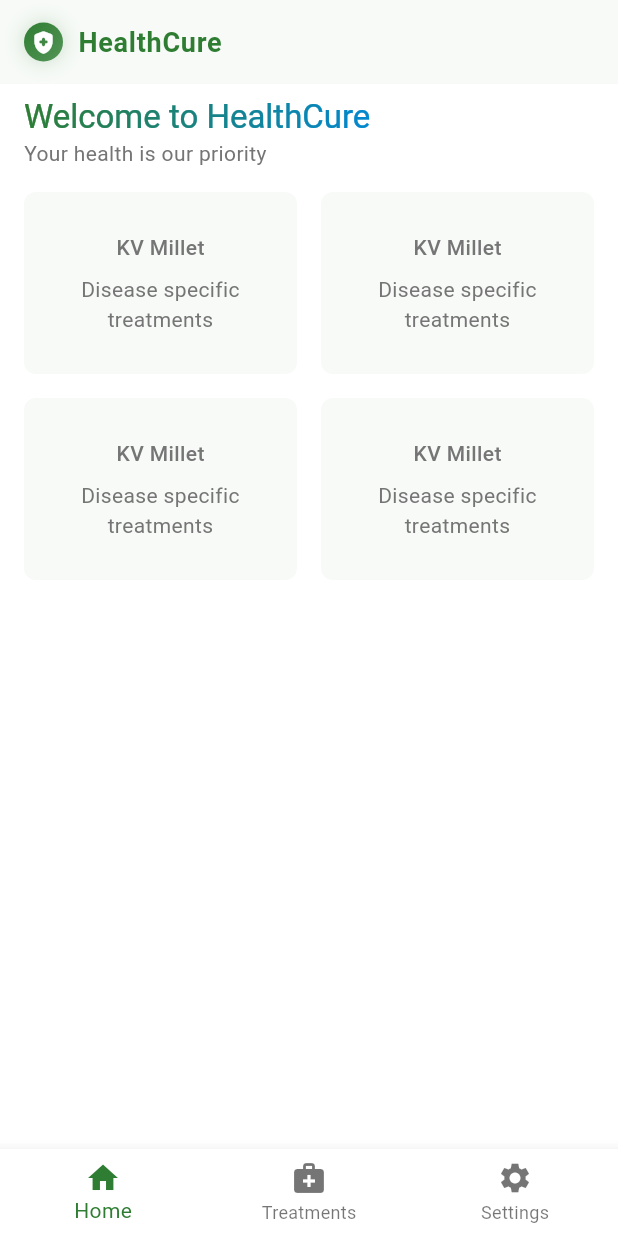
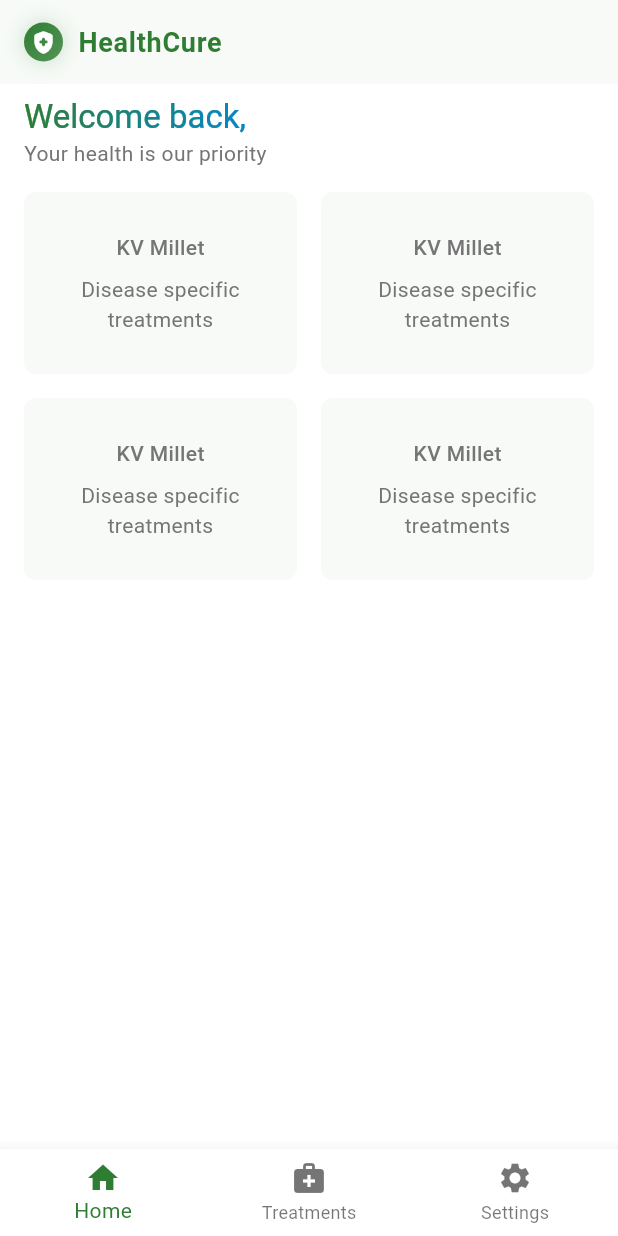
Before and after one commit to NagesoHaile/health_cure, a Flutter app: the HomeScreen screen opened by its route, on a phone screen of 412 x 824 dp. Run offline on Flutter 3.47's test engine with Material 3 defaults, Android fonts, the phone set to English and light mode, and no system bars; our stand-ins replace cloud_firestore, equatable, firebase_auth, firebase_core, flutter_bloc, flutter_spinkit and 9 more; accounts and stored records are empty.

Commit message:
Signout(logout) and greeting user on home page.

```diff
--- a/lib/features/authentication/widgets/sign_in_with_google_button.dart
+++ b/lib/features/authentication/widgets/sign_in_with_google_button.dart
@@ -20,6 +20,9 @@ class SignInWithGoogleButton extends StatelessWidget {
         onPressed: onPressed,
         style: ElevatedButton.styleFrom(
           backgroundColor: Theme.of(context).colorScheme.surfaceContainerHighest,
+          shape: RoundedRectangleBorder(
+            borderRadius: BorderRadius.circular(4),
+          ),
           // surfaceTintColor: const Color(0xFFFFB101),
         ),
         child:
--- a/lib/features/home/pages/home_screen.dart
+++ b/lib/features/home/pages/home_screen.dart
@@ -1,12 +1,31 @@
+import 'package:firebase_auth/firebase_auth.dart';
 import 'package:flutter/material.dart';
-import 'package:go_router/go_router.dart';
-import 'package:health_cure/config/route/route_name.dart';
 import 'package:health_cure/core/widgets/app_logo.dart';
 import 'package:health_cure/config/theme/app_colors.dart';
-
-class HomeScreen extends StatelessWidget {
+import 'package:health_cure/features/authentication/services/authentication_service.dart';
+import 'package:logger/logger.dart';
+class HomeScreen extends StatefulWidget {
   const HomeScreen({super.key});
 
+  @override
+  State<HomeScreen> createState() => _HomeScreenState();
+}
+
+class _HomeScreenState extends State<HomeScreen> {
+  @override
+  void initState() {
+    // TODO: implement initState
+    super.initState();
+    getUserData();
+  }
+  User? user;
+  void getUserData() async {
+    final user = await AuthenticationService().getCurrentUser();
+    setState(() {
+      this.user = user;
+    });
+    Logger().i(user);
+  }
   @override
   Widget build(BuildContext context) {
     return Scaffold(
@@ -30,7 +49,7 @@ class HomeScreen extends StatelessWidget {
                     end: Alignment.bottomRight,
                   ).createShader(bounds),
                   child: Text(
-                    'Welcome to HealthCure',
+                  'Welcome back, ${user?.displayName?.split(' ')[0] ?? "to HealthCure"}',
                     style: Theme.of(context).textTheme.titleLarge?.copyWith(
                       color: Colors.white, // This color will be replaced by the gradient
                     ),
```
Also changed, not shown: lib/features/authentication/services/authentication_service.dart (+15 -3 lines), lib/features/settings/pages/settings_screen.dart (+7 -4 lines).
